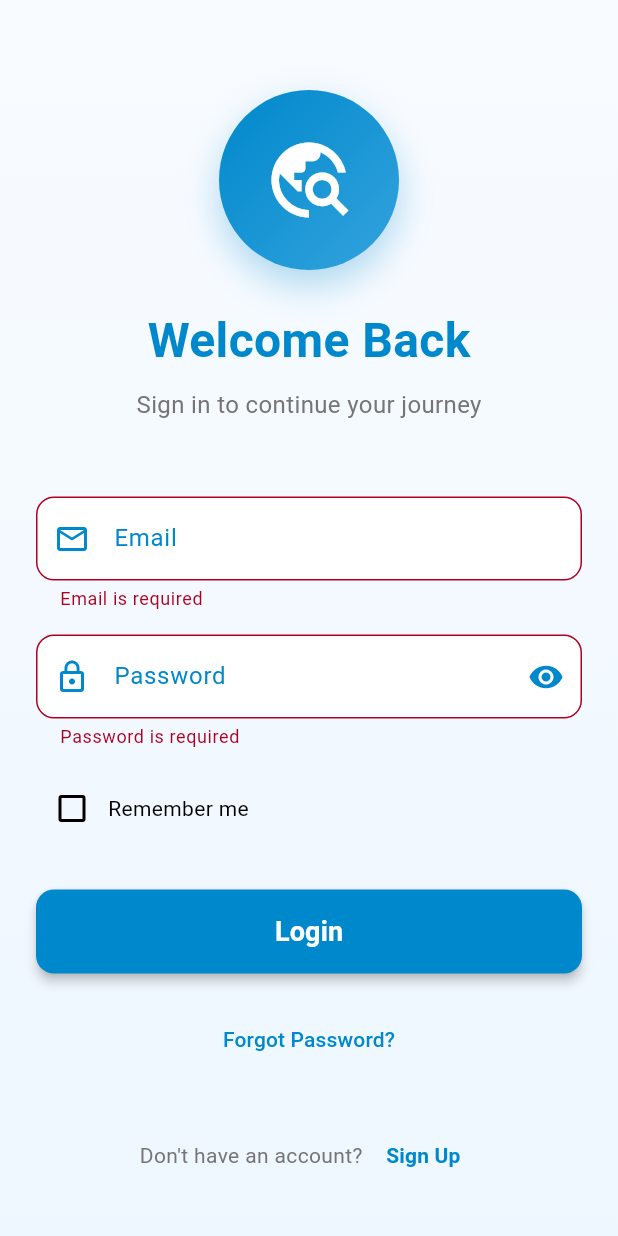
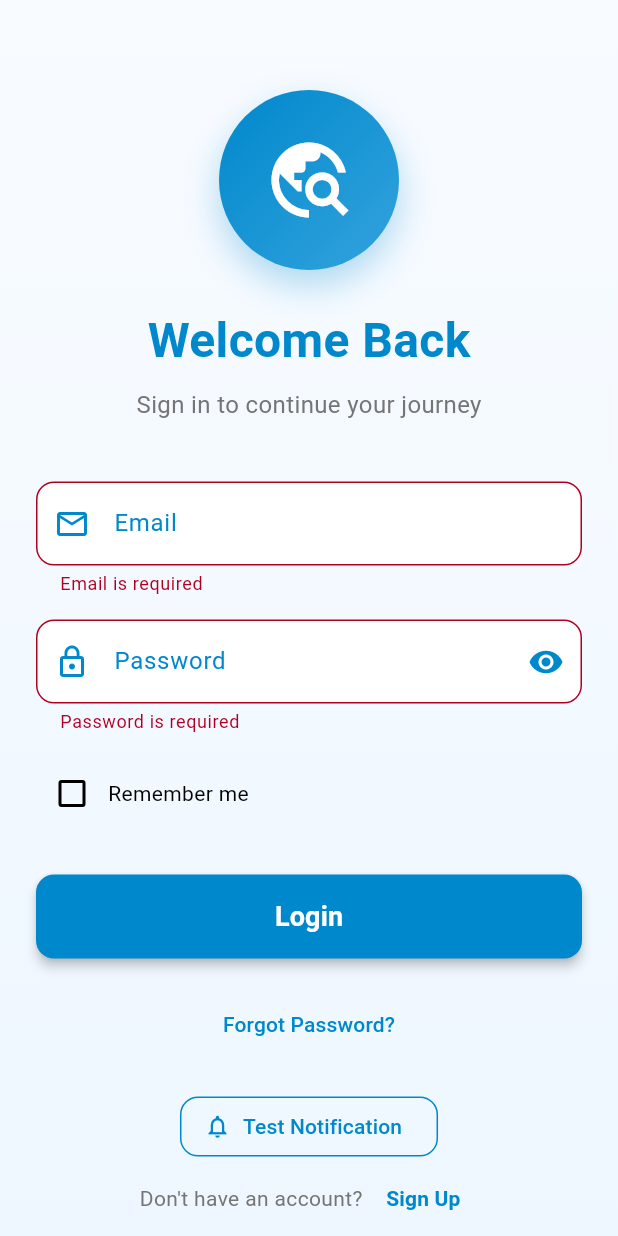
Before and after one commit to Journey-Q/JourneyQ_mobile, a Flutter app: the screen it shows after launch, after a tap on "Login", on a phone screen of 412 x 824 dp. Run offline on Flutter 3.47's test engine with Material 3 defaults, Android fonts, the phone set to English and light mode, and no system bars; our stand-ins replace dio, equatable, firebase_core, firebase_messaging, flutter_local_notifications, go_router and 2 more; accounts and stored records are empty.

Commit message:
initalized the notification service

```diff
--- /dev/null
+++ b/devtools_options.yaml
@@ -0,0 +1,3 @@
+description: This file stores settings for Dart & Flutter DevTools.
+documentation: https://docs.flutter.dev/tools/devtools/extensions#configure-extension-enablement-states
+extensions:
--- a/lib/core/services/notification_service.dart
+++ b/lib/core/services/notification_service.dart
@@ -0,0 +1,166 @@
+import 'package:firebase_core/firebase_core.dart';
+import 'package:firebase_messaging/firebase_messaging.dart';
+import 'package:flutter_local_notifications/flutter_local_notifications.dart';
+import 'package:flutter/material.dart';
+import 'package:flutter/foundation.dart';
+
+class NotificationService {
+  static final FlutterLocalNotificationsPlugin _flutterLocalNotificationsPlugin =
+      FlutterLocalNotificationsPlugin();
+  static bool _isInitialized = false;
+
+  static Future<void> initialize() async {
+    if (_isInitialized) return;
+
+    try {
+      // UNCOMMENT this line after you add google-services.json
+      await Firebase.initializeApp();
+      if (kDebugMode) print("✅ Firebase initialized successfully");
+
+      // Initialize local notifications
+      const AndroidInitializationSettings androidSettings =
+          AndroidInitializationSettings('@mipmap/launcher_icon'); // Using your app icon
+      const DarwinInitializationSettings iosSettings =
+          DarwinInitializationSettings(
+        requestAlertPermission: true,
+        requestBadgePermission: true,
+        requestSoundPermission: true,
+      );
+      const InitializationSettings initSettings = InitializationSettings(
+        android: androidSettings,
+        iOS: iosSettings,
+      );
+
+      await _flutterLocalNotificationsPlugin.initialize(
+        initSettings,
+        onDidReceiveNotificationResponse: _onNotificationResponse,
+      );
+
+      // Create notification channel for Android
+      await _createNotificationChannel();
+
+      // Setup Firebase messaging
+      await _setupFirebaseMessaging();
+
+      _isInitialized = true;
+      if (kDebugMode) print("✅ Notification service initialized completely");
+    } catch (e) {
+      if (kDebugMode) print("❌ Failed to initialize notifications: $e");
+      // Don't rethrow in development - let app continue without notifications
+    }
+  }
+
+  static Future<void> _createNotificationChannel() async {
+    const AndroidNotificationChannel channel = AndroidNotificationChannel(
+      'high_importance_channel',
+      'High Importance Notifications',
+      description: 'This channel is used for important notifications.',
+      importance: Importance.high,
+      playSound: true,
+    );
+
+    await _flutterLocalNotificationsPlugin
+        .resolvePlatformSpecificImplementation<AndroidFlutterLocalNotificationsPlugin>()
+        ?.createNotificationChannel(channel);
+  }
+
+  static Future<void> _setupFirebaseMessaging() async {
+    FirebaseMessaging messaging = FirebaseMessaging.instance;
+
+    // Request permissions
+    NotificationSettings settings = await messaging.requestPermission(
+      alert: true,
+      badge: true,
+      sound: true,
+    );
+
+    if (kDebugMode) {
+      print('Permission status: ${settings.authorizationStatus}');
+    }
+
+    // Get FCM token
+    String? token = await messaging.getToken();
+    print('FCM Token: $token');
+
+
+    // Handle foreground messages
+    FirebaseMessaging.onMessage.listen((RemoteMessage message) {
+      if (kDebugMode) {
+        print('Received message: ${message.notification?.title}');
+      }
+
+      if (message.notification != null) {
+        showNotification(
+          title: message.notification!.title ?? 'New Message',
+          body: message.notification!.body ?? 'You have a new message',
+        );
+      }
+    });
+
+    // Handle background message taps
+    FirebaseMessaging.onMessageOpenedApp.listen((RemoteMessage message) {
+      if (kDebugMode) {
+        print('Message clicked: ${message.notification?.title}');
+      }
+      // Handle navigation here
+    });
+  }
+
+  static void _onNotificationResponse(NotificationResponse response) {
+    if (kDebugMode) {
+      print("Notification tapped: ${response.payload}");
+    }
+    // Handle notification tap
+  }
+
+  static Future<void> showNotification({
+    required String title,
+    required String body,
+    String? payload,
+  }) async {
+    try {
+      const AndroidNotificationDetails androidDetails = AndroidNotificationDetails(
+        'high_importance_channel',
+        'High Importance Notifications',
+        channelDescription: 'High importance notifications for the app',
+        importance: Importance.high,
+        priority: Priority.high,
+        playSound: true,
+        largeIcon: DrawableResourceAndroidBitmap('@mipmap/launcher_icon'), // Your app icon
+        color: Color(0xFFF5F5F5),
+        colorized: false, // Don't colorize the large icon
+        timeoutAfter: 3000,
+        autoCancel: true,
+        showWhen: true,
+        styleInformation: BigTextStyleInformation(''),
+      );
+
+      const DarwinNotificationDetails iosDetails = DarwinNotificationDetails(
+        presentAlert: true,
+        presentBadge: true,
+        presentSound: true,
+      );
+
+      const NotificationDetails notificationDetails = NotificationDetails(
+        android: androidDetails,
+        iOS: iosDetails,
+      );
+
+      await _flutterLocalNotificationsPlugin.show(
+        DateTime.now().millisecondsSinceEpoch.remainder(100000), // Unique ID
+        title,
+        body,
+        notificationDetails,
+        payload: payload,
+      );
+
+      if (kDebugMode) {
+        print("✅ Notification shown: $title");
+      }
+    } catch (e) {
+      if (kDebugMode) {
+        print("❌ Failed to show notification: $e");
+      }
+    }
+  }
+}
--- a/lib/features/authentication/pages/login_page.dart
+++ b/lib/features/authentication/pages/login_page.dart
@@ -1,7 +1,8 @@
 // features/authentication/pages/login_page.dart
 import 'package:flutter/material.dart';
-import '../../../shared/widgets/common/loading_widget.dart';
-import '../../../core/utils/validator.dart';
+import 'package:journeyq/shared/widgets/common/loading_widget.dart';
+import 'package:journeyq/core/utils/validator.dart';
+import 'package:journeyq/core/services/notification_service.dart';
 import 'signup_page.dart';
 
 class LoginPage extends StatefulWidget {
@@ -49,6 +50,11 @@ class _LoginPageState extends State<LoginPage> with TickerProviderStateMixin {
     ));
 
     _animationController.forward();
+
+    // Show welcome notification after page loads
+    WidgetsBinding.instance.addPostFrameCallback((_) {
+      _showWelcomeNotification();
+    });
   }
 
   @override
@@ -57,6 +63,16 @@ class _LoginPageState extends State<LoginPage> with TickerProviderStateMixin {
     _emailController.dispose();
     _passwordController.dispose();
     super.dispose();
+  }
+
+  void _showWelcomeNotification() async {
+    // Add a small delay to ensure the page is fully loaded
+    await Future.delayed(const Duration(milliseconds: 500));
+
+    NotificationService.showNotification(
+      title: "Welcome to JourneyQ!",
+      body: "Ready to explore the world? Login to continue your adventure!",
+    );
   }
 
   Future<void> _handleLogin() async {
@@ -68,7 +84,12 @@ class _LoginPageState extends State<LoginPage> with TickerProviderStateMixin {
       // Simulate API call
       await Future.delayed(const Duration(seconds: 2));
 
-      // TODO: Implement actual login logic
+      // Show success notification
+      NotificationService.showNotification(
+        title: "Login Successful! 🎉",
+        body: "Welcome back! Your journey continues...",
+      );
+
       if (mounted) {
         ScaffoldMessenger.of(context).showSnackBar(
           const SnackBar(
@@ -78,6 +99,12 @@ class _LoginPageState extends State<LoginPage> with TickerProviderStateMixin {
         );
       }
     } catch (e) {
+      // Show error notification
+      NotificationService.showNotification(
+        title: "Login Failed",
+        body: "Please check your credentials and try again.",
+      );
+
       if (mounted) {
         ScaffoldMessenger.of(context).showSnackBar(
           SnackBar(
@@ -97,10 +124,8 @@ class _LoginPageState extends State<LoginPage> with TickerProviderStateMixin {
   Widget build(BuildContext context) {
     return Scaffold(
       backgroundColor: const Color(0xFFF8FBFF), // Very light white blue
-      body: SafeArea(
-        child: SingleChildScrollView(
-          child: Container(
-            height: MediaQuery.of(context).size.height - MediaQuery.of(context).padding.top,
+      resizeToAvoidBottomInset: true, // Important: allows screen to resize when keyboard opens
+      body: Container(
         decoration: const BoxDecoration(
           gradient: LinearGradient(
             begin: Alignment.topCenter,
@@ -111,26 +136,38 @@ class _LoginPageState extends State<LoginPage> with TickerProviderStateMixin {
             ],
           ),
         ),
-            child: Padding(
-              padding: const EdgeInsets.symmetric(horizontal: 24.0),
+        child: SafeArea(
+          child: SingleChildScrollView(
+            physics: const BouncingScrollPhysics(),
+            padding: const EdgeInsets.symmetric(horizontal: 24.0, vertical: 20.0),
             child: FadeTransition(
               opacity: _fadeAnimation,
               child: SlideTransition(
                 position: _slideAnimation,
+                child: ConstrainedBox(
+                  constraints: BoxConstraints(
+                    minHeight: MediaQuery.of(context).size.height -
+                              MediaQuery.of(context).padding.top -
+                              MediaQuery.of(context).padding.bottom - 40,
+                  ),
+                  child: IntrinsicHeight(
                     child: Column(
                       children: [
-                      const SizedBox(height: 60),
+                        const SizedBox(height: 40),
                         _buildHeader(),
-                      const SizedBox(height: 50),
+                        const SizedBox(height: 40),
                         _buildLoginForm(),
                         const SizedBox(height: 30),
                         _buildLoginButton(),
                         const SizedBox(height: 20),
                         _buildForgotPassword(),
+                        const SizedBox(height: 20),
+                        _buildTestNotificationButton(),
                         const Spacer(),
                         _buildSignUpLink(),
-                      const SizedBox(height: 30),
+                        const SizedBox(height: 20),
                       ],
+                    ),
                   ),
                 ),
               ),
@@ -301,12 +338,39 @@ class _LoginPageState extends State<LoginPage> with TickerProviderStateMixin {
     return TextButton(
       onPressed: () {
         // TODO: Navigate to forgot password page
+        NotificationService.showNotification(
+          title: "Forgot Password",
+          body: "Password reset link will be sent to your email!",
+        );
       },
       child: const Text(
         'Forgot Password?',
         style: TextStyle(
           color: Color(0xFF0088cc),
           fontWeight: FontWeight.w500,
+        ),
+      ),
+    );
+  }
+
+  // Test notification button for debugging
+  Widget _buildTestNotificationButton() {
+    return OutlinedButton.icon(
+      onPressed: () {
+        NotificationService.showNotification(
+          title: "Test Notification 🔔",
+          body: "Glass effect on Android, standard on iOS!",
+        );
+      },
+      icon: const Icon(Icons.notifications_outlined, color: Color(0xFF0088cc)),
+      label: const Text(
+        'Test Notification',
+        style: TextStyle(color: Color(0xFF0088cc)),
+      ),
+      style: OutlinedButton.styleFrom(
+        side: const BorderSide(color: Color(0xFF0088cc)),
+        shape: RoundedRectangleBorder(
+          borderRadius: BorderRadius.circular(12),
         ),
       ),
     );
--- a/lib/main.dart
+++ b/lib/main.dart
@@ -2,9 +2,11 @@
 import 'package:flutter/material.dart';
 import 'app/app.dart';
 import 'core/config/app_config.dart';
+import 'package:journeyq/core/services/notification_service.dart';
 
 void main() async {
   WidgetsFlutterBinding.ensureInitialized();
+  await NotificationService.initialize();
   AppConfig.instance.initialize(environment: 'development');
   runApp(TravelApp());
 }
```
Also changed, not shown: lib/core/services/image_upload_service.dart (added, +187 -0 lines), pubspec.yaml (+9 -0 lines), pubspec.lock, 9 other files. Lines whose indentation alone changed are shown as unchanged.
